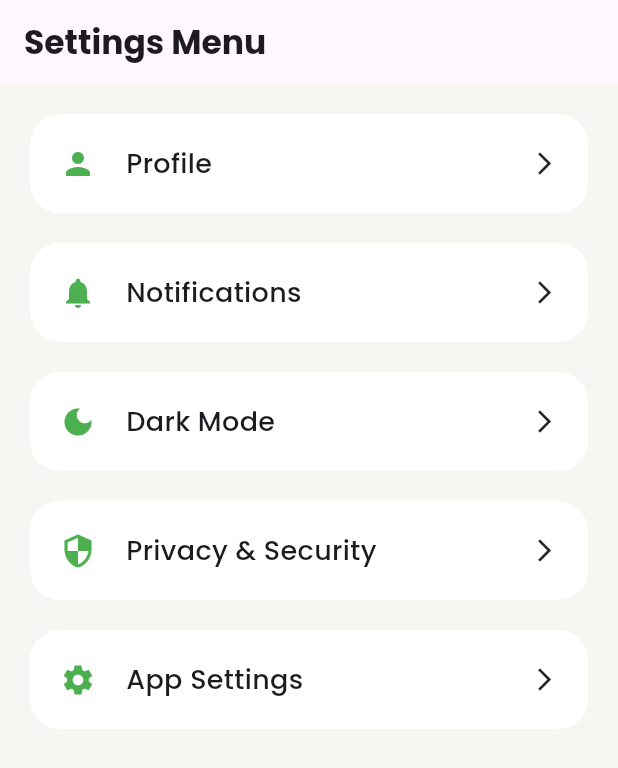
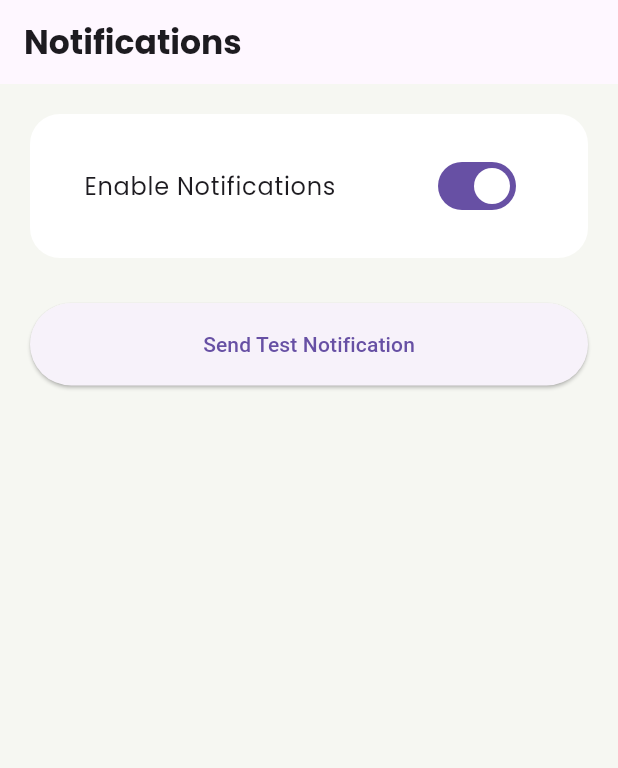
Before and after one commit to NueroHive73/habit-tracker-app, a Flutter app: the screen it shows after launch, on a phone screen of 412 x 824 dp. Shown: the top 768 px of the screen. Run offline on Flutter 3.47's test engine with Material 3 defaults, Android fonts, the phone set to English and light mode, and no system bars; our stand-ins replace google_fonts, shared_preferences.

Commit message:
Added notifications screen UI

```diff
--- a/lib/main.dart
+++ b/lib/main.dart
@@ -4,7 +4,8 @@ import 'package:flutter/material.dart';
 // import 'screens/home_screen.dart';
 // import 'screens/persistence_screen.dart';
 // import 'screens/api_screen.dart';
-import 'screens/settings_menu_screen.dart';
+// import 'screens/settings_menu_screen.dart';
+import 'screens/notification_screen.dart';
 
 void main() {
   runApp(const SereneApp());
@@ -30,7 +31,8 @@ class SereneApp extends StatelessWidget {
       // home: const HomeScreen(),
       // home: const PersistenceScreen(),
       // home: const ApiScreen(),
-      home: const SettingsMenuScreen(),
+      // home: const SettingsMenuScreen(),
+      home: const NotificationScreen(),
     );
   }
 }
--- /dev/null
+++ b/lib/screens/notification_screen.dart
@@ -0,0 +1,104 @@
+import 'package:flutter/material.dart';
+import 'package:google_fonts/google_fonts.dart';
+
+class NotificationScreen extends StatefulWidget {
+  const NotificationScreen({super.key});
+
+  @override
+  State<NotificationScreen> createState() =>
+      _NotificationScreenState();
+}
+
+class _NotificationScreenState
+    extends State<NotificationScreen> {
+
+  bool notificationsEnabled = true;
+
+  void triggerNotification() {
+
+    ScaffoldMessenger.of(context).showSnackBar(
+
+      const SnackBar(
+        content: Text(
+          "Habit reminder notification triggered!",
+        ),
+      ),
+    );
+  }
+
+  @override
+  Widget build(BuildContext context) {
+
+    return Scaffold(
+
+      backgroundColor: const Color(0xffF6F7F2),
+
+      appBar: AppBar(
+
+        title: Text(
+          "Notifications",
+
+          style: GoogleFonts.poppins(
+            fontWeight: FontWeight.bold,
+          ),
+        ),
+      ),
+
+      body: Padding(
+        padding: const EdgeInsets.all(20),
+
+        child: Column(
+
+          children: [
+
+            Container(
+
+              padding: const EdgeInsets.all(20),
+
+              decoration: BoxDecoration(
+                color: Colors.white,
+
+                borderRadius:
+                    BorderRadius.circular(20),
+              ),
+
+              child: SwitchListTile(
+
+                value: notificationsEnabled,
+
+                onChanged: (value) {
+
+                  setState(() {
+                    notificationsEnabled = value;
+                  });
+                },
+
+                title: Text(
+                  "Enable Notifications",
+
+                  style: GoogleFonts.poppins(),
+                ),
+              ),
+            ),
+
+            const SizedBox(height: 30),
+
+            SizedBox(
+              width: double.infinity,
+              height: 55,
+
+              child: ElevatedButton(
+
+                onPressed: triggerNotification,
+
+                child: const Text(
+                  "Send Test Notification",
+                ),
+              ),
+            ),
+          ],
+        ),
+      ),
+    );
+  }
+}
```
Also changed, not shown: 1 other file.
